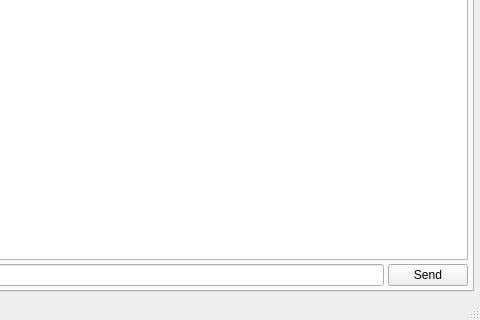
Before: the Qt Designer form src/ui/mainwindow.ui in theshy123king/LanMeeting, drawn with Qt 5; both pictures show x 320 to 800 and y 280 to 600 of the 800 by 600 pixel window.
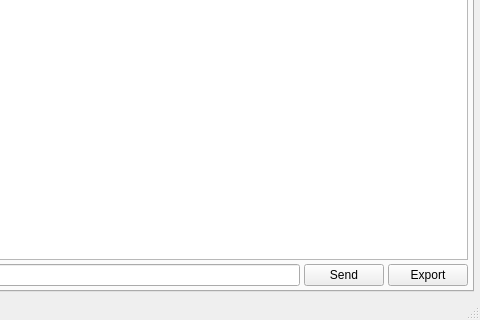
After: the same form once the commit is applied.

Commit message: Add meeting recording and chat export

Diff of the .ui file:
```diff
--- a/src/ui/mainwindow.ui
+++ b/src/ui/mainwindow.ui
@@ -123,6 +123,13 @@
                 </property>
                </widget>
               </item>
+              <item>
+               <widget class="QPushButton" name="btnExportChat">
+                <property name="text">
+                 <string>Export</string>
+                </property>
+               </widget>
+              </item>
              </layout>
             </widget>
            </item>
```
The commit also changes 4 other files.
